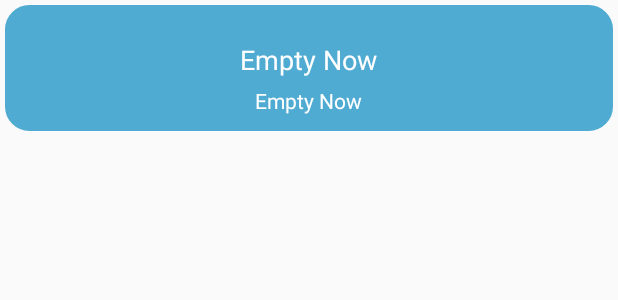
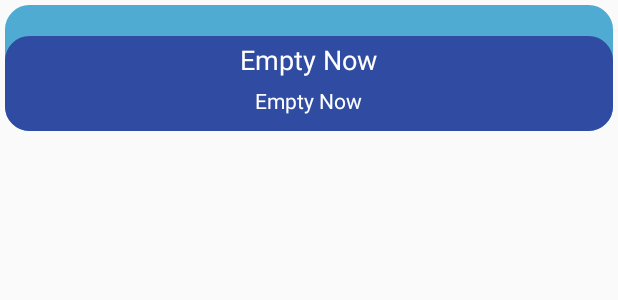
Before and after one commit to ZeoZagart/LearnAndroidThroughRecipes, an Android app: the layout recipe_item_view.xml on its own in the app's theme, with its tools: preview values and no code run, on a phone screen of 412 x 824 dp. Shown: the top 300 px of the screen. Run offline under Robolectric (Android 15) with nearby library versions, the phone set to English and light mode, and no system bars; network calls fail.

Commit message:
new color for text background

```diff
--- a/app/src/main/res/layout/recipe_item_view.xml
+++ b/app/src/main/res/layout/recipe_item_view.xml
@@ -6,7 +6,6 @@
         android:layout_width="match_parent"
         android:layout_height="wrap_content"
         android:layout_margin="3dp"
-        android:outlineAmbientShadowColor="@color/bgColor"
 >
     <ImageView
             android:id="@+id/recipe_image"
@@ -18,8 +17,10 @@
     />
     <LinearLayout
             android:layout_gravity="center"
-            android:layout_width="wrap_content"
+            android:layout_width="match_parent"
             android:layout_height="wrap_content"
+            android:backgroundTint="@color/textBgColor"
+            android:background="@drawable/layout_background"
             android:orientation="vertical">
         <TextView
                 android:textColor="@color/titleColor"
--- a/app/src/main/res/values/colors.xml
+++ b/app/src/main/res/values/colors.xml
@@ -7,4 +7,5 @@
     <color name="bgColor">#4672B5</color>
     <color name="titleColor">#FFF</color>
     <color name="ingredientColor">#FFF</color>
+    <color name="textBgColor">#304BA2</color>
 </resources>
```
